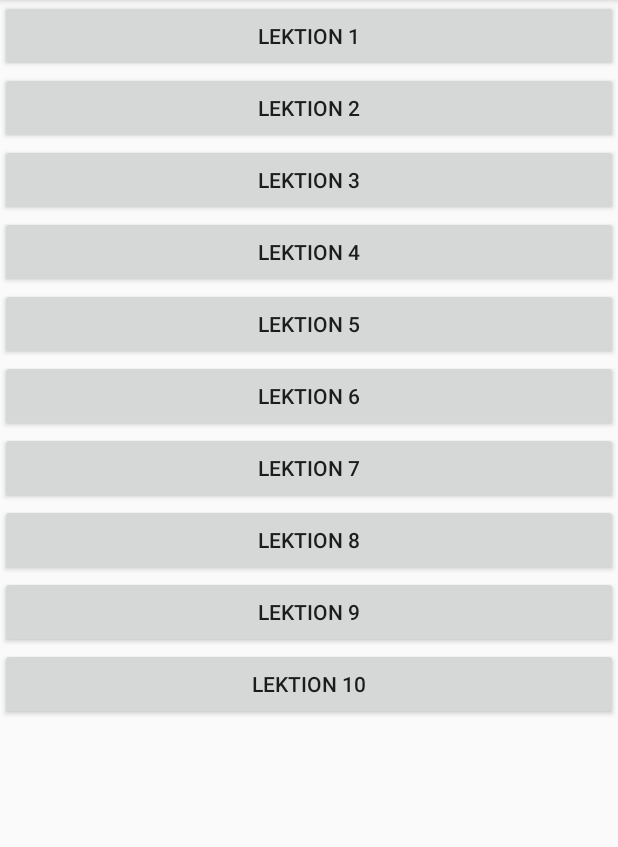
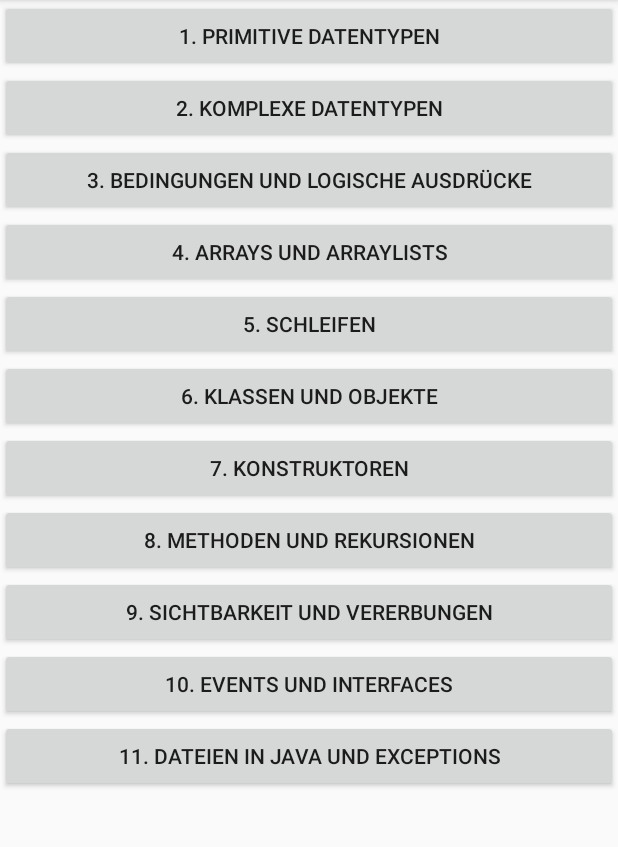
Before and after one commit to Tokimetakaari/howToJava, an Android app: the PlayMenu screen opened directly, with no data from a screen before it, on a phone screen of 412 x 824 dp, the part 84-931 px from its top. Run offline under Robolectric (Android 15) with nearby library versions, the phone set to English and light mode, and no system bars.

Commit message:
Strings im Theorieteil

```diff
--- a/app/src/main/res/layout/play_menu.xml
+++ b/app/src/main/res/layout/play_menu.xml
@@ -65,4 +65,10 @@
         android:text="@string/theorie_button10"
         android:id="@+id/lektion_10"/>
 
+    <Button
+        android:layout_width="match_parent"
+        android:layout_height="wrap_content"
+        android:text="@string/theorie_button11"
+        android:id="@+id/lektion_11"/>
+
 </LinearLayout>
--- a/app/src/main/res/layout/settings.xml
+++ b/app/src/main/res/layout/settings.xml
@@ -1,6 +1,6 @@
 <?xml version="1.0" encoding="utf-8"?>
-<android.support.constraint.ConstraintLayout
+<RelativeLayout
     xmlns:android="http://schemas.android.com/apk/res/android" android:layout_width="match_parent"
     android:layout_height="match_parent">
 
-</android.support.constraint.ConstraintLayout>
+</RelativeLayout>
--- a/app/src/main/res/values/strings.xml
+++ b/app/src/main/res/values/strings.xml
@@ -1,15 +1,16 @@
 <resources>
     <string name="app_name">howToJava</string>
-    <string name="theorie_button1">Lektion 1</string>
-    <string name="theorie_button2">Lektion 2</string>
-    <string name="theorie_button3">Lektion 3</string>
-    <string name="theorie_button4">Lektion 4</string>
-    <string name="theorie_button5">Lektion 5</string>
-    <string name="theorie_button6">Lektion 6</string>
-    <string name="theorie_button7">Lektion 7</string>
-    <string name="theorie_button8">Lektion 8</string>
-    <string name="theorie_button9">Lektion 9</string>
-    <string name="theorie_button10">Lektion 10</string>
+    <string name="theorie_button1">1. Primitive Datentypen</string>
+    <string name="theorie_button2">2. Komplexe Datentypen</string>
+    <string name="theorie_button3">3. Bedingungen und logische Ausdrücke</string>
+    <string name="theorie_button4">4. Arrays und Arraylists</string>
+    <string name="theorie_button5">5. Schleifen</string>
+    <string name="theorie_button6">6. Klassen und Objekte</string>
+    <string name="theorie_button7">7. Konstruktoren</string>
+    <string name="theorie_button8">8. Methoden und Rekursionen</string>
+    <string name="theorie_button9">9. Sichtbarkeit und Vererbungen</string>
+    <string name="theorie_button10">10. Events und Interfaces</string>
+    <string name="theorie_button11">11. Dateien in Java und Exceptions</string>
     <string name="main_menu_theorie_button">Theorie</string>
     <string name="main_menu_play_button">Play</string>
     <string name="main_menu_setting_button">Einstellungen</string>
```
